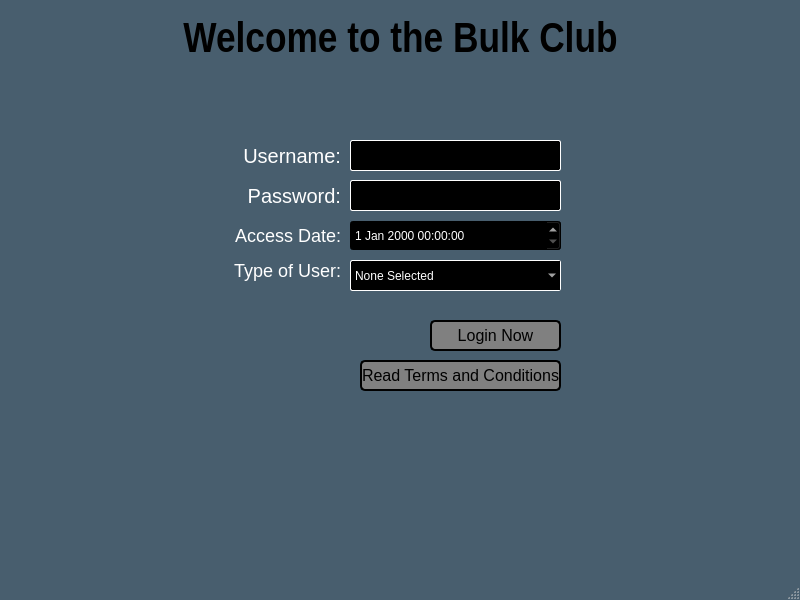
Old version of the form CS1C_BulkClub/mainwindow.ui in the repository BlankMKB/CS1C-Group-Project-1.
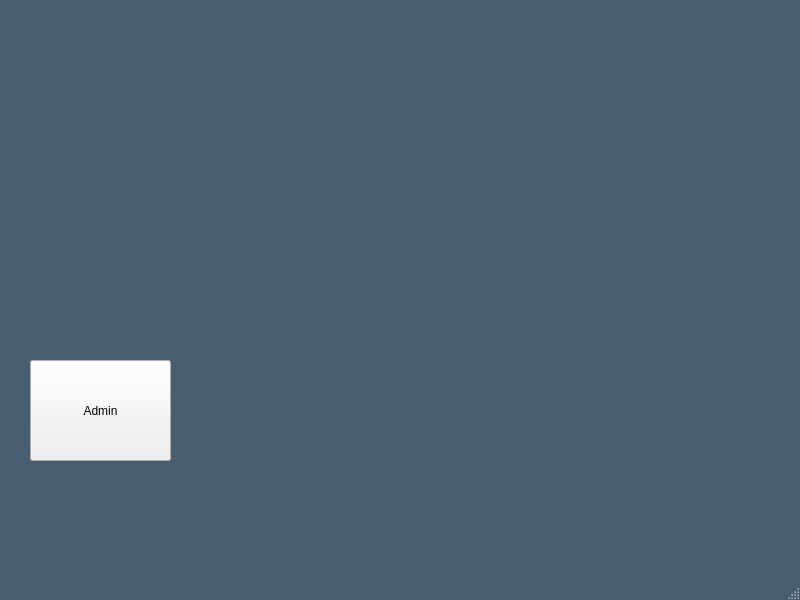
New version of the form.

Patch:
```diff
--- a/CS1C_BulkClub/mainwindow.ui
+++ b/CS1C_BulkClub/mainwindow.ui
@@ -19,307 +19,17 @@
 }</string>
   </property>
   <widget class="QWidget" name="centralwidget">
-   <widget class="QLabel" name="header_label">
+   <widget class="QPushButton" name="adminButton">
     <property name="geometry">
      <rect>
-      <x>0</x>
-      <y>10</y>
-      <width>801</width>
-      <height>61</height>
-     </rect>
-    </property>
-    <property name="font">
-     <font>
-      <pointsize>32</pointsize>
-      <bold>true</bold>
-     </font>
-    </property>
-    <property name="styleSheet">
-     <string notr="true">QLabel#header_label {
-	font-family: Arial Narrow;
-	color: black;
-	font-weight: bold;
-}</string>
-    </property>
-    <property name="text">
-     <string>Welcome to the Bulk Club</string>
-    </property>
-    <property name="alignment">
-     <set>Qt::AlignCenter</set>
-    </property>
-   </widget>
-   <widget class="QLabel" name="user_type_label">
-    <property name="geometry">
-     <rect>
-      <x>230</x>
-      <y>260</y>
-      <width>111</width>
-      <height>21</height>
-     </rect>
-    </property>
-    <property name="styleSheet">
-     <string notr="true">QLabel#user_type_label {
-	font-size: 18px;
-	color: white;
-}</string>
-    </property>
-    <property name="text">
-     <string>Type of User:</string>
-    </property>
-    <property name="alignment">
-     <set>Qt::AlignRight|Qt::AlignTrailing|Qt::AlignVCenter</set>
-    </property>
-   </widget>
-   <widget class="QComboBox" name="user_type_combo">
-    <property name="geometry">
-     <rect>
-      <x>350</x>
-      <y>260</y>
-      <width>211</width>
-      <height>31</height>
-     </rect>
-    </property>
-    <property name="focusPolicy">
-     <enum>Qt::ClickFocus</enum>
-    </property>
-    <property name="styleSheet">
-     <string notr="true">QComboBox#user_type_combo{
-	color: white;
-	font-family: arial;
-	background: pale;
-	border:1px solid #ffffff;
-	border-radius: 2px;
-}
-
-QComboBox#user_type_combo:hover {
-	background: #191b1c;
-	border: 2px solid white;
-}</string>
-    </property>
-    <item>
-     <property name="text">
-      <string>None Selected</string>
-     </property>
-    </item>
-    <item>
-     <property name="text">
-      <string>Administrator</string>
-     </property>
-    </item>
-    <item>
-     <property name="text">
-      <string>Store Manager</string>
-     </property>
-    </item>
-   </widget>
-   <widget class="QLabel" name="username_label">
-    <property name="geometry">
-     <rect>
-      <x>240</x>
-      <y>140</y>
-      <width>101</width>
-      <height>31</height>
-     </rect>
-    </property>
-    <property name="styleSheet">
-     <string notr="true">QLabel#username_label {
-	font-size: 20px;
-	color: white;
-}</string>
-    </property>
-    <property name="text">
-     <string>Username:</string>
-    </property>
-    <property name="alignment">
-     <set>Qt::AlignRight|Qt::AlignTrailing|Qt::AlignVCenter</set>
-    </property>
-   </widget>
-   <widget class="QLineEdit" name="username_textbox">
-    <property name="geometry">
-     <rect>
-      <x>350</x>
-      <y>140</y>
-      <width>211</width>
-      <height>31</height>
-     </rect>
-    </property>
-    <property name="focusPolicy">
-     <enum>Qt::ClickFocus</enum>
-    </property>
-    <property name="styleSheet">
-     <string notr="true">QLineEdit#username_textbox {
-	color: white;
-	background: black;
-	font-family: arial;
-	font-siz	e: 16px;
-	border:1px solid #ffffff;
-	border-radius: 2px;
-}
-
-QLineEdit#username_textbox:hover {
-	background: #191b1c;
-	border: 2px solid white;
-}</string>
-    </property>
-   </widget>
-   <widget class="QDateTimeEdit" name="date_edit">
-    <property name="geometry">
-     <rect>
-      <x>350</x>
-      <y>220</y>
-      <width>211</width>
-      <height>31</height>
-     </rect>
-    </property>
-    <property name="focusPolicy">
-     <enum>Qt::ClickFocus</enum>
-    </property>
-    <property name="styleSheet">
-     <string notr="true">QDateTimeEdit#date_edit{
-	color: white;
-	background: black;
-	font-family: arial;
-}
-
-QDateTimeEdit#date_edit:hover{
-	background: #191b1c;
-}
-</string>
-    </property>
-   </widget>
-   <widget class="QLabel" name="access_date">
-    <property name="geometry">
-     <rect>
-      <x>230</x>
-      <y>220</y>
-      <width>111</width>
-      <height>31</height>
-     </rect>
-    </property>
-    <property name="font">
-     <font>
-      <pointsize>-1</pointsize>
-     </font>
-    </property>
-    <property name="styleSheet">
-     <string notr="true">QLabel#access_date{
-	font-size: 18px;
-	color: white;
-}</string>
-    </property>
-    <property name="text">
-     <string>Access Date:</string>
-    </property>
-    <property name="alignment">
-     <set>Qt::AlignRight|Qt::AlignTrailing|Qt::AlignVCenter</set>
-    </property>
-   </widget>
-   <widget class="QPushButton" name="login_button">
-    <property name="geometry">
-     <rect>
-      <x>430</x>
-      <y>320</y>
-      <width>131</width>
-      <height>31</height>
-     </rect>
-    </property>
-    <property name="focusPolicy">
-     <enum>Qt::ClickFocus</enum>
-    </property>
-    <property name="styleSheet">
-     <string notr="true">QPushButton#login_button{
-	background: gray;
-	color: black;
-	font-size: 16px;
-	border:2px solid #000000;
-	border-radius: 5px;
-}
-
-QPushButton#login_button:hover{
-	background: #b2b9bf;
-}</string>
-    </property>
-    <property name="text">
-     <string>Login Now</string>
-    </property>
-   </widget>
-   <widget class="QPushButton" name="information_button">
-    <property name="geometry">
-     <rect>
-      <x>360</x>
+      <x>30</x>
       <y>360</y>
-      <width>201</width>
-      <height>31</height>
+      <width>141</width>
+      <height>101</height>
      </rect>
     </property>
-    <property name="focusPolicy">
-     <enum>Qt::ClickFocus</enum>
-    </property>
-    <property name="styleSheet">
-     <string notr="true">QPushButton#information_button{
-	background: gray;
-	color: black;
-	font-size: 16px;
-	border:2px solid #000000;
-	border-radius: 5px;
-}
-
-QPushButton#information_button:hover{
-	background: #b2b9bf;
-}</string>
-    </property>
     <property name="text">
-     <string>Read Terms and Conditions</string>
-    </property>
-   </widget>
-   <widget class="QLineEdit" name="password_textbox">
-    <property name="geometry">
-     <rect>
-      <x>350</x>
-      <y>180</y>
-      <width>211</width>
-      <height>31</height>
-     </rect>
-    </property>
-    <property name="focusPolicy">
-     <enum>Qt::ClickFocus</enum>
-    </property>
-    <property name="styleSheet">
-     <string notr="true">QLineEdit#password_textbox {
-	color: white;
-	background: black;
-	font-family: arial;
-	font-siz	e: 16px;
-	border:1px solid #ffffff;
-	border-radius: 2px;
-}
-
-QLineEdit#password_textbox:hover {
-	background: #191b1c;
-	border: 2px solid white;
-}</string>
-    </property>
-   </widget>
-   <widget class="QLabel" name="password_label">
-    <property name="geometry">
-     <rect>
-      <x>240</x>
-      <y>180</y>
-      <width>101</width>
-      <height>31</height>
-     </rect>
-    </property>
-    <property name="styleSheet">
-     <string notr="true">QLabel#password_label {
-	color: white;
-	font-size: 20px;
-}</string>
-    </property>
-    <property name="text">
-     <string>Password:</string>
-    </property>
-    <property name="alignment">
-     <set>Qt::AlignRight|Qt::AlignTrailing|Qt::AlignVCenter</set>
+     <string>Admin</string>
     </property>
    </widget>
   </widget>
```
Left out of the diff: 2 changed lines with no effect on the pictures.
